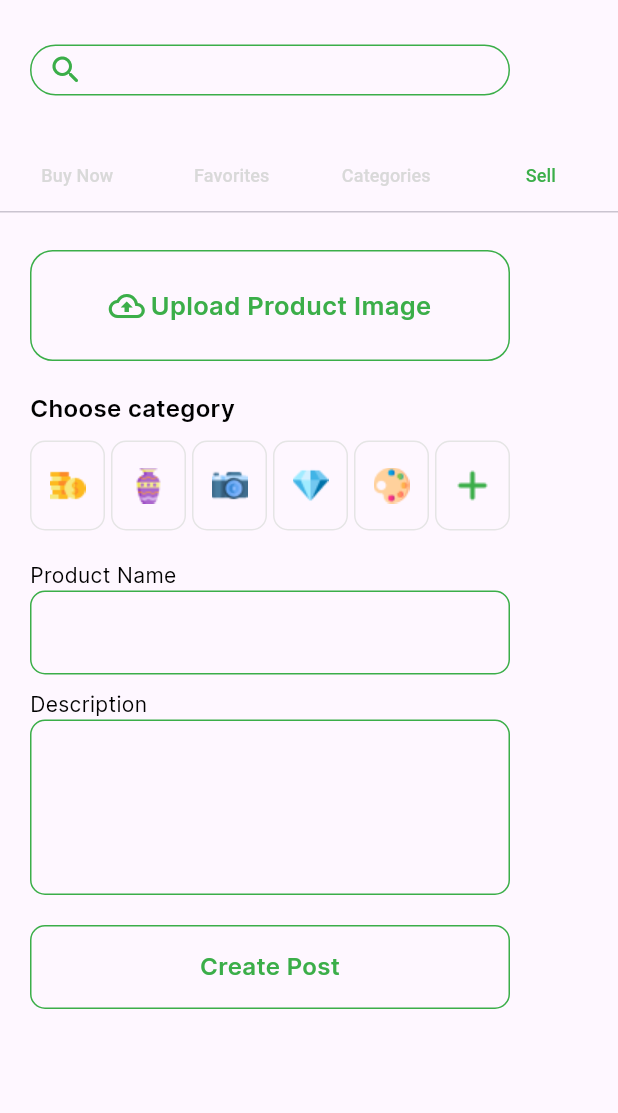
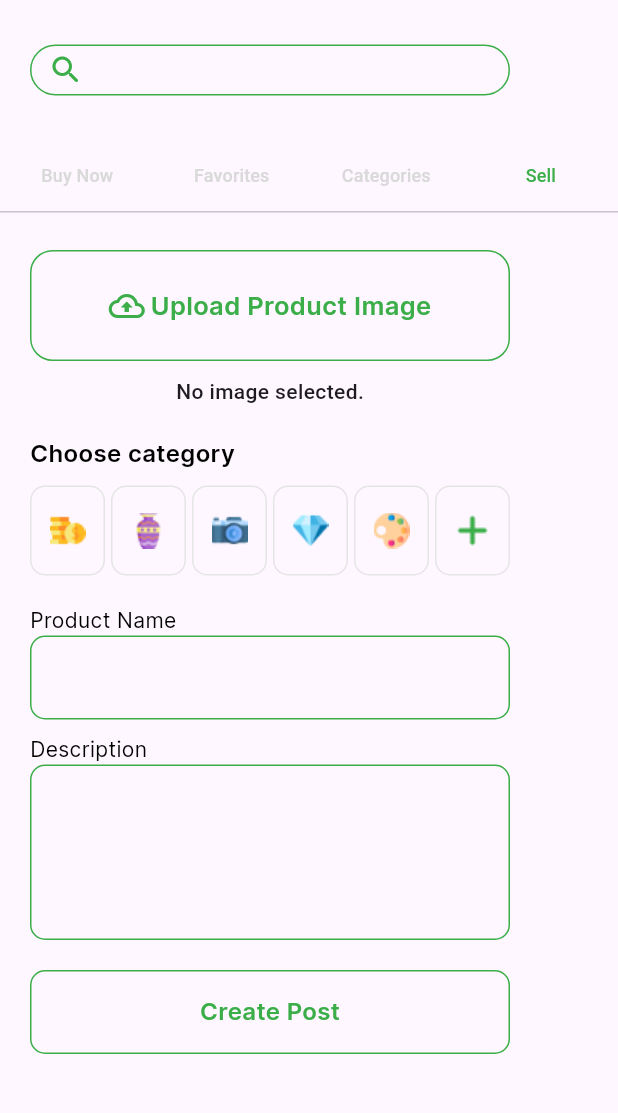
Before and after one commit to Marwanali2/ReNu_graduation_project, a Flutter app: the AnticaTabBar screen opened by its route, tab 4 chosen, after a tap on "Upload Product Image", on a phone screen of 412 x 824 dp, the part 119-1232 px from its top. Run offline on Flutter 3.47's test engine with Material 3 defaults, Android fonts, the phone set to English and light mode, and no system bars; our stand-ins replace bloc, country_code_picker, dropdown_button2, equatable, firebase_auth, firebase_core and 13 more; missing offline and left inert: linear_progress_bar, panara_dialogs; accounts and stored records are empty; Roboto replaces fonts that are missing (Poppins-Black.ttf); project files that could hold a hidden picture were left out.

```diff
--- a/lib/features/antica/presentation/views/widgets/custom_upload_image.dart
+++ b/lib/features/antica/presentation/views/widgets/custom_upload_image.dart
@@ -15,22 +15,27 @@ class CustomUploadImage extends StatefulWidget {
 
 class _CustomUploadImageState extends State<CustomUploadImage> {
 
+
   File? image;
-Future pickImage() async {
-    try {
-      final image = await ImagePicker().pickImage(source: ImageSource.gallery);
-if(image == null) return;
-final imageTemp = File(image.path);
-setState(() => this.image = imageTemp);
-    } on PlatformException catch(e) {
-      print(e);
+
+  Future<void> pickImage() async {
+    final ImagePicker picker = ImagePicker();
+    final XFile? pickedFile = await picker.pickImage(source: ImageSource.gallery);
+
+    if (pickedFile != null) {
+      setState(() {
+        image = File(pickedFile.path);
+      });
     }
   }
 
 
+
   @override
   Widget build(BuildContext context) {
-    return GestureDetector(
+    return Column(
+      children: [
+        GestureDetector(
                 onTap: (){
                   pickImage();
                 },
@@ -58,6 +63,16 @@ setState(() => this.image = imageTemp);
                     ),
 
                 ),
+
+              ),
+             const SizedBox(height: 10,),
+              Container(
+                child: image == null
+                ? const Text('No image selected.')
+                : Image.file(image!,height: 100,width: 100,),
+              )
+
+      ],
     );
   }
 }
```
Also changed, not shown: lib/features/antica/presentation/views/widgets/estimate_of_details.dart (+36 -19 lines). Lines whose indentation alone changed are shown as unchanged.
